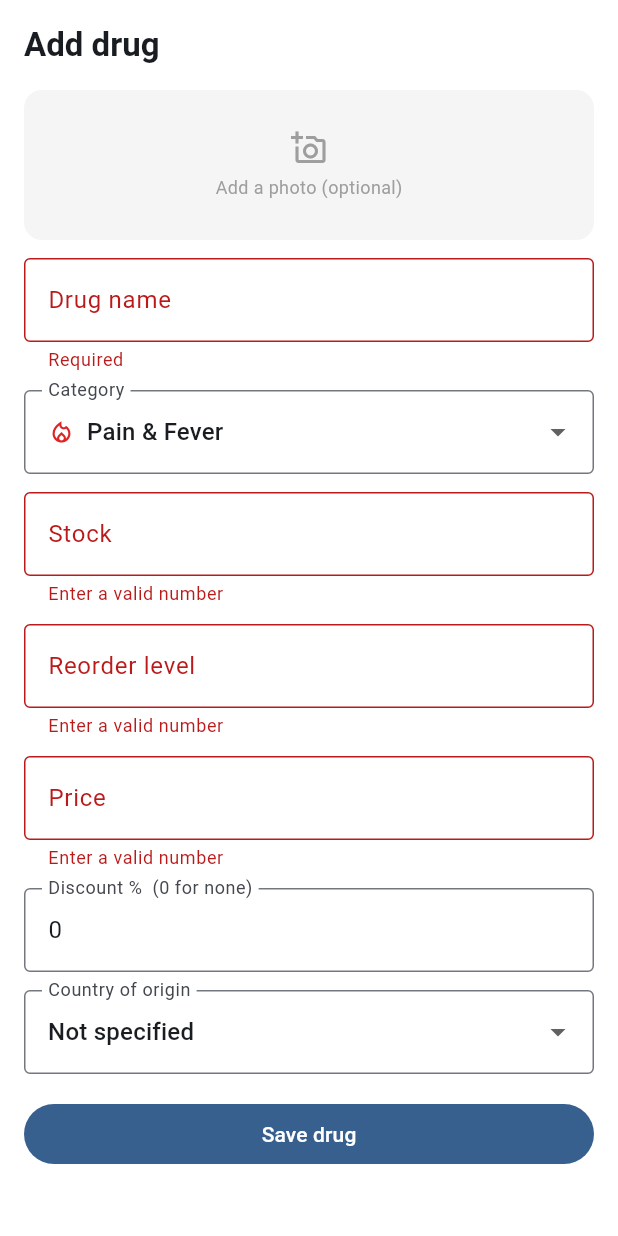
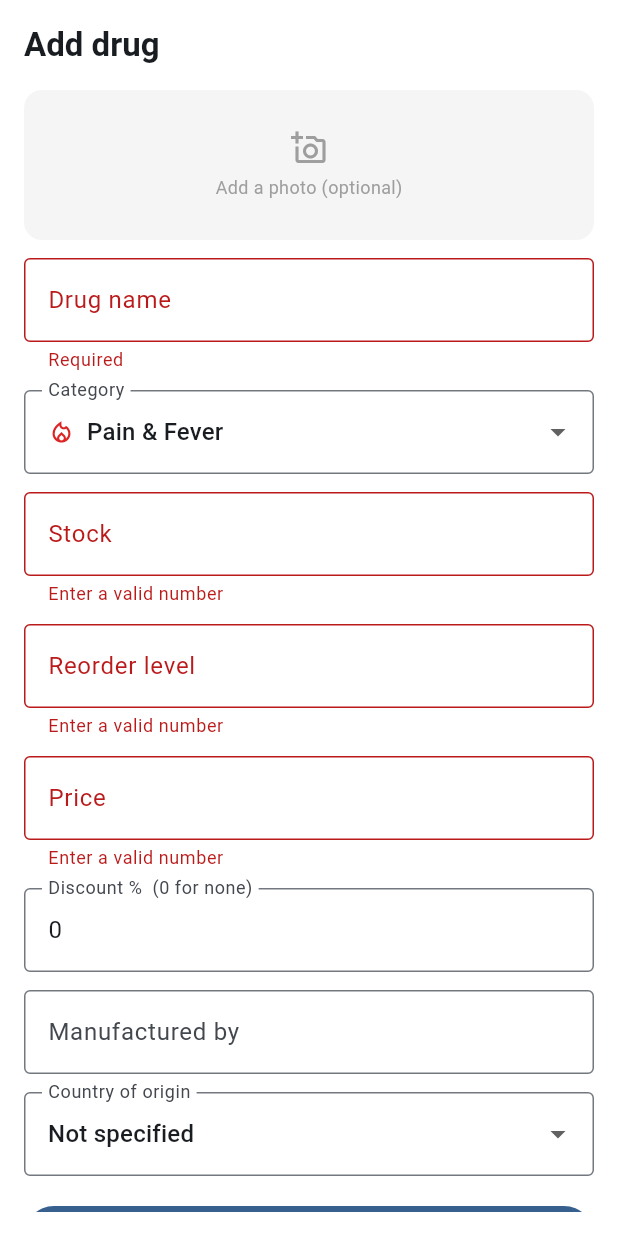
Before and after one commit to Emarc480/PharmConnect, a Flutter app: the _DrugForm widget shown alone on an empty page, opened directly, after a tap on "Save drug", on a phone screen of 412 x 824 dp. Run offline on Flutter 3.47's test engine with Material 3 defaults, Android fonts, the phone set to English and light mode, and no system bars; our stand-ins replace cloud_firestore, firebase_auth, firebase_core, image_picker, shared_preferences; accounts and stored records are empty.

Commit message:
Grid card: below the category row, it now shows "Manufactured by:" and the manufacturer's name (only if set), and directly underneath that, the existing country flag + name row. Add/Edit form: added a "Manufactured by" text field (optional, e.g. "Cipla") right above the "Country of origin" dropdown — it's pre-filled when editing, and its value is saved on both add and edit. Slightly adjusted the grid's childAspectRatio (0.56 → 0.5) to give cards a bit more height so the extra two lines don't get cramped when both manufacturer and country are present.

```diff
--- a/lib/screens/inventory_screen.dart
+++ b/lib/screens/inventory_screen.dart
@@ -138,7 +138,7 @@ class _InventoryScreenState extends State<InventoryScreen> {
                                     crossAxisCount: 2,
                                     mainAxisSpacing: 14,
                                     crossAxisSpacing: 14,
-                                    childAspectRatio: 0.56,
+                                    childAspectRatio: 0.5,
                                   ),
                                   itemBuilder: (context, i) {
                                     final drug = entry.value[i];
@@ -350,6 +350,19 @@ class _InventoryGridCard extends StatelessWidget {
                       ),
                     ],
                   ),
+                  if (drug.manufacturer != null && drug.manufacturer!.trim().isNotEmpty) ...[
+                    const SizedBox(height: 3),
+                    Text(
+                      'Manufactured by:',
+                      style: TextStyle(fontSize: 9.5, color: Colors.grey.shade500),
+                    ),
+                    Text(
+                      drug.manufacturer!,
+                      maxLines: 1,
+                      overflow: TextOverflow.ellipsis,
+                      style: const TextStyle(fontSize: 10.5, fontWeight: FontWeight.w600),
+                    ),
+                  ],
                   if (countryName != null) ...[
                     const SizedBox(height: 2),
                     Row(
@@ -460,6 +473,8 @@ class _DrugFormState extends State<_DrugForm> {
       TextEditingController(text: widget.existingDrug?.price.toStringAsFixed(0) ?? '');
   late final _discountController =
       TextEditingController(text: widget.existingDrug?.discountPercent.toString() ?? '0');
+  late final _manufacturerController =
+      TextEditingController(text: widget.existingDrug?.manufacturer ?? '');
   late String _category = widget.existingDrug?.category ?? kDrugCategories.first;
 
   /// ISO country code (e.g. 'UG') for the "Country of origin"
@@ -485,6 +500,7 @@ class _DrugFormState extends State<_DrugForm> {
     _reorderLevelController.dispose();
     _priceController.dispose();
     _discountController.dispose();
+    _manufacturerController.dispose();
     super.dispose();
   }
 
@@ -661,6 +677,15 @@ class _DrugFormState extends State<_DrugForm> {
                 validator: _requiredNumber,
               ),
               const SizedBox(height: 12),
+              TextFormField(
+                controller: _manufacturerController,
+                decoration: const InputDecoration(
+                  labelText: 'Manufactured by',
+                  hintText: 'e.g. Cipla',
+                  border: OutlineInputBorder(),
+                ),
+              ),
+              const SizedBox(height: 12),
               DropdownButtonFormField<String?>(
                 initialValue: _countryCode,
                 decoration: const InputDecoration(labelText: 'Country of origin', border: OutlineInputBorder()),
@@ -752,6 +777,9 @@ class _DrugFormState extends State<_DrugForm> {
           discountPercent: int.parse(_discountController.text).clamp(0, 99),
           imageBase64: imageBase64,
           countryOfOrigin: _countryCode,
+          manufacturer: _manufacturerController.text.trim().isEmpty
+              ? null
+              : _manufacturerController.text.trim(),
         );
       } else {
         await drugProvider.updateDrug(
@@ -766,6 +794,9 @@ class _DrugFormState extends State<_DrugForm> {
             discountPercent: int.parse(_discountController.text).clamp(0, 99),
             imageBase64: imageBase64,
             countryOfOrigin: _countryCode,
+            manufacturer: _manufacturerController.text.trim().isEmpty
+                ? null
+                : _manufacturerController.text.trim(),
           ),
         );
       }
```
